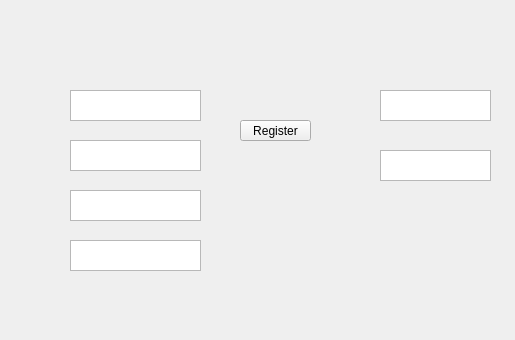
Before: the Qt Designer form campus_local/mainwindow.ui in superman0l/campus, drawn with Qt 5; both pictures show x 0 to 515 and y 0 to 340 of the 800 by 600 pixel window.
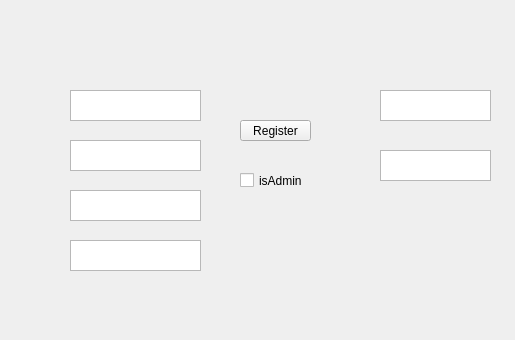
After: the same form once the commit is applied.

```diff
--- a/campus_local/mainwindow.ui
+++ b/campus_local/mainwindow.ui
@@ -100,6 +100,19 @@
      <string>login</string>
     </property>
    </widget>
+   <widget class="QCheckBox" name="isAdmin">
+    <property name="geometry">
+     <rect>
+      <x>240</x>
+      <y>170</y>
+      <width>71</width>
+      <height>21</height>
+     </rect>
+    </property>
+    <property name="text">
+     <string>isAdmin</string>
+    </property>
+   </widget>
   </widget>
   <widget class="QMenuBar" name="menubar">
    <property name="geometry">
```
